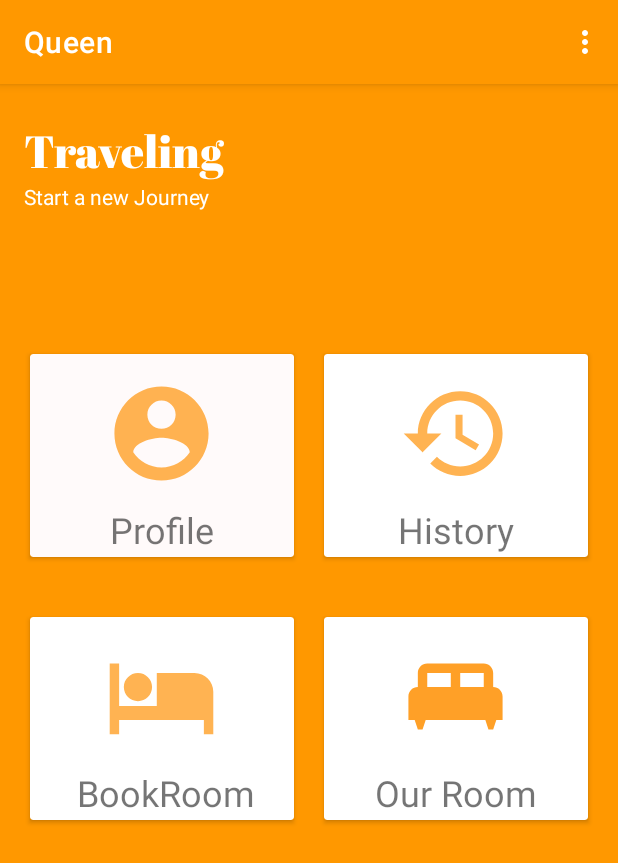
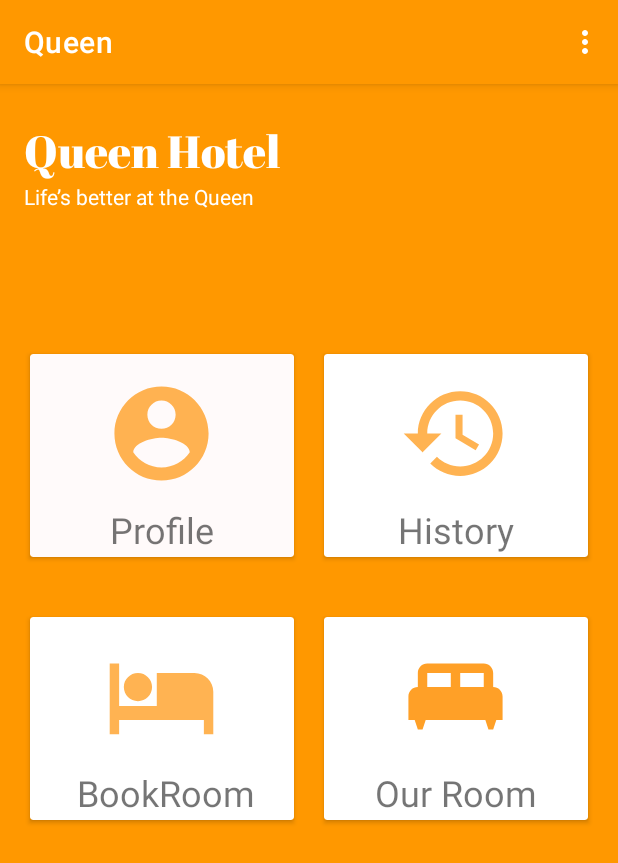
Before and after one commit to Rama-Andika/PBP_UAS_A_KelJ, an Android app: the HomeActivity screen opened directly, with no data from a screen before it, on a phone screen of 412 x 824 dp. Shown: the top 863 px of the screen. Run offline under Robolectric (Android 15) with nearby library versions, the light colour scheme and no system bars; our stand-ins replace Firebase (no records; nobody signed in at launch, a user with empty details on screens opened directly); Roboto replaces fonts that are not available here.

Commit message:
99% persen wkwkw

```diff
--- a/app/src/main/java/com/example/tubes/ProfileActivity.java
+++ b/app/src/main/java/com/example/tubes/ProfileActivity.java
@@ -361,7 +361,7 @@ public class ProfileActivity extends AppCompatActivity {
 
         String uid = FirebaseAuth.getInstance().getCurrentUser().getUid();
         final StorageReference reference = FirebaseStorage.getInstance().getReference()
-                .child("profileImages")
+                .child("profile_images")
                 .child(uid + ".jpeg");
 
         reference.putBytes(byteArrayOutputStream.toByteArray())
--- a/app/src/main/res/layout/activity_home.xml
+++ b/app/src/main/res/layout/activity_home.xml
@@ -23,7 +23,7 @@
             android:layout_marginStart="16dp"
             android:layout_marginTop="24dp"
             android:fontFamily="@font/abril_fatface"
-            android:text="Traveling"
+            android:text="Queen Hotel"
             android:textColor="#FFFFFF"
             android:textSize="30sp"
             app:layout_constraintEnd_toStartOf="@+id/imageView"
@@ -36,7 +36,7 @@
             android:layout_height="wrap_content"
             android:layout_marginStart="16dp"
             android:fontFamily="@font/cantora_one"
-            android:text="Start a new Journey"
+            android:text="Life’s better at the Queen"
             android:textColor="#FFFFFF"
             app:layout_constraintEnd_toStartOf="@+id/imageView"
             app:layout_constraintStart_toStartOf="parent"
```
Also changed, not shown: app/src/main/java/com/example/tubes/BookingActivity.java (+25 -4 lines).
